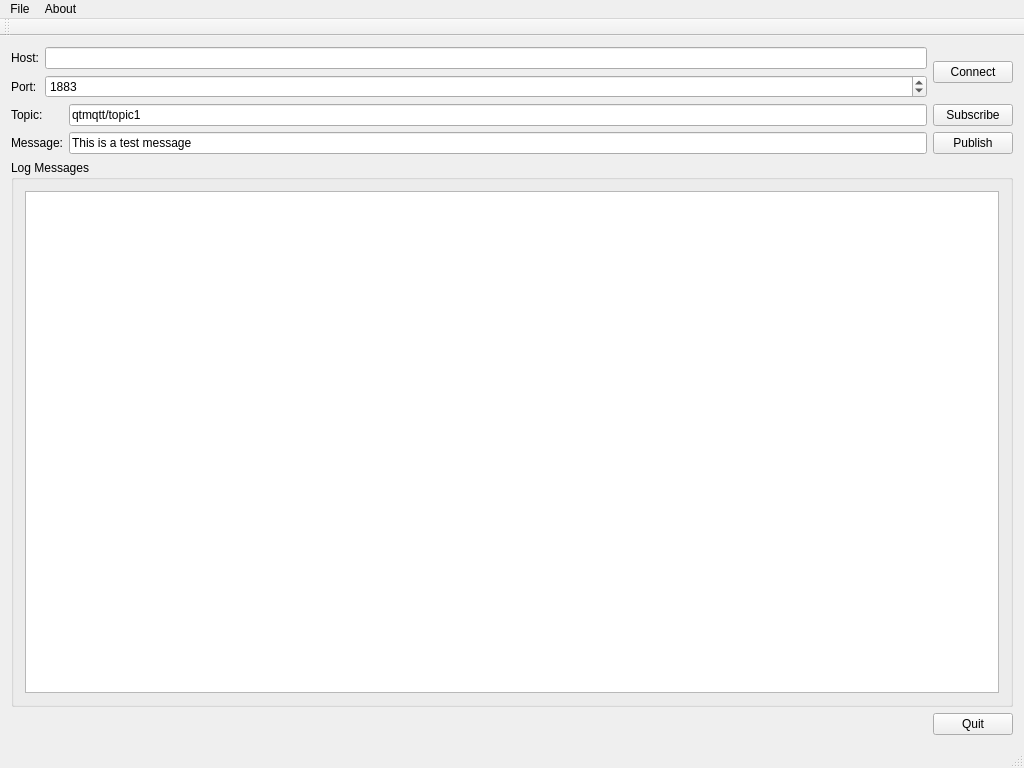
Before: the Qt Designer form ui/mainwindow.ui in Phillweston/zmqtesttool, drawn with Qt 5.
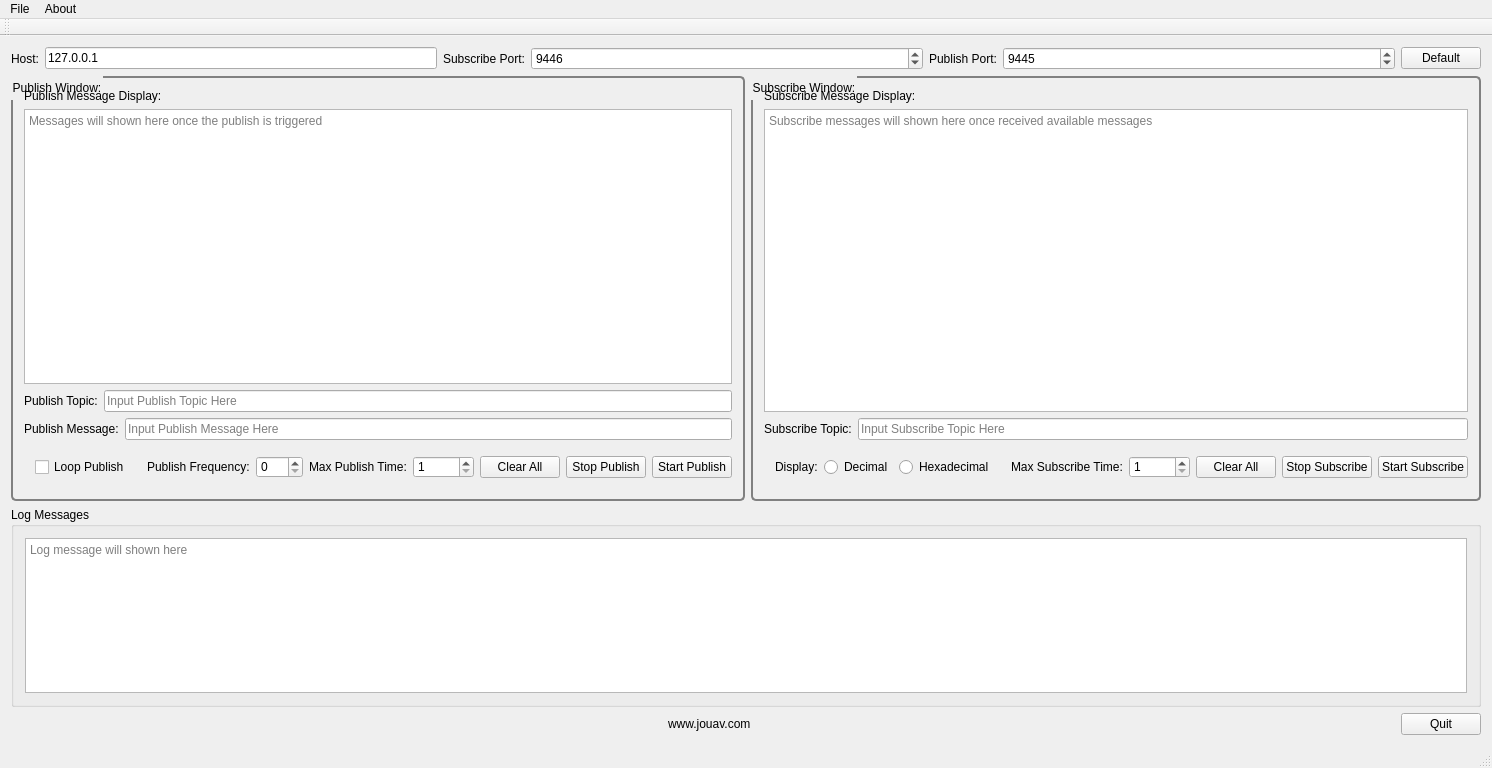
After: the same form once the commit is applied. Icons and pictures are not drawn.

What changed in the file:
```diff
--- a/ui/mainwindow.ui
+++ b/ui/mainwindow.ui
@@ -14,39 +14,71 @@
    <string>MainWindow</string>
   </property>
   <widget class="QWidget" name="centralWidget">
-   <layout class="QVBoxLayout" name="verticalLayout">
+   <layout class="QVBoxLayout" name="verticalLayout_3">
     <item>
      <layout class="QHBoxLayout" name="horizontalLayout">
       <item>
-       <layout class="QFormLayout" name="formLayout">
-        <item row="0" column="0">
-         <widget class="QLabel" name="label">
+       <layout class="QHBoxLayout" name="horizontalLayout_4">
+        <item>
+         <widget class="QLabel" name="labelHost">
           <property name="text">
            <string>Host:</string>
           </property>
          </widget>
         </item>
-        <item row="0" column="1">
+        <item>
          <widget class="QLineEdit" name="lineEditHost">
           <property name="text">
-           <string/>
+           <string>127.0.0.1</string>
           </property>
+          <property name="placeholderText">
+           <string>Input Host IP Address Here</string>
+          </property>
          </widget>
         </item>
-        <item row="2" column="0">
-         <widget class="QLabel" name="label_2">
+        <item>
+         <widget class="QLabel" name="labelSubscribePort">
           <property name="text">
-           <string>Port:</string>
+           <string>Subscribe Port:</string>
           </property>
          </widget>
         </item>
-        <item row="2" column="1">
-         <widget class="QSpinBox" name="spinBoxPort">
+        <item>
+         <widget class="QSpinBox" name="spinBoxPortSubscribe">
+          <property name="sizePolicy">
+           <sizepolicy hsizetype="Expanding" vsizetype="Fixed">
+            <horstretch>0</horstretch>
+            <verstretch>0</verstretch>
+           </sizepolicy>
+          </property>
           <property name="maximum">
-           <number>99999</number>
+           <number>65535</number>
           </property>
           <property name="value">
-           <number>1883</number>
+           <number>9446</number>
+          </property>
+         </widget>
+        </item>
+        <item>
+         <widget class="QLabel" name="labelPublishPort">
+          <property name="text">
+           <string>Publish Port:</string>
+          </property>
+         </widget>
+        </item>
+        <item>
+         <widget class="QSpinBox" name="spinBoxPortPublish">
+          <property name="sizePolicy">
+           <sizepolicy hsizetype="Expanding" vsizetype="Fixed">
+            <horstretch>0</horstretch>
+            <verstretch>0</verstretch>
+           </sizepolicy>
+          </property>
+          <property name="maximum">
+           <number>65535</number>
+          </property>
+          <property name="value">
+           <number>9445</number>
           </property>
          </widget>
         </item>
@@ -55,7 +87,7 @@
       <item>
        <widget class="QPushButton" name="buttonConnect">
         <property name="text">
-         <string>Connect</string>
+         <string>Default</string>
         </property>
         <property name="icon">
          <iconset resource="../resources/images.qrc">
@@ -66,67 +98,354 @@
      </layout>
     </item>
     <item>
-     <layout class="QGridLayout" name="gridLayout">
-      <item row="1" column="1">
-       <widget class="QLineEdit" name="lineEditMessage">
-        <property name="text">
-         <string>This is a test message</string>
+     <layout class="QHBoxLayout" name="horizontalLayout_9">
+      <item>
+       <widget class="QGroupBox" name="groupBox_2">
+        <property name="styleSheet">
+         <string notr="true">QGroupBox {
+    background-color: qlineargradient(
+        x1: 0, y1: 0,
+        x2: 0, y2: 1,
+        stop: 0 #E0E0E0,
+        stop: 1 #FFFFFF
+    );
+
+    border: 2px solid gray;
+    border-radius: 5px;
+    margin-top: 5ex;
+}
+
+QGroupBox::title {
+    subcontrol-origin: margin;
+    padding: 5px 0px;
+}</string>
         </property>
-       </widget>
-      </item>
-      <item row="1" column="0">
-       <widget class="QLabel" name="label_4">
-        <property name="text">
-         <string>Message:</string>
+        <property name="title">
+         <string>Publish Window:</string>
         </property>
+        <layout class="QVBoxLayout" name="verticalLayout">
+         <item>
+          <widget class="QLabel" name="label_6">
+           <property name="text">
+            <string>Publish Message Display:</string>
+           </property>
+          </widget>
+         </item>
+         <item>
+          <widget class="QTextEdit" name="textViewPublish">
+           <property name="placeholderText">
+            <string>Messages will shown here once the publish is triggered</string>
+           </property>
+          </widget>
+         </item>
+         <item>
+          <layout class="QHBoxLayout" name="horizontalLayout_6">
+           <item>
+            <widget class="QLabel" name="labelPublishTopic">
+             <property name="text">
+              <string>Publish Topic:</string>
+             </property>
+            </widget>
+           </item>
+           <item>
+            <widget class="QLineEdit" name="lineEditPublishTopic">
+             <property name="minimumSize">
+              <size>
+               <width>0</width>
+               <height>0</height>
+              </size>
+             </property>
+             <property name="text">
+              <string/>
+             </property>
+             <property name="placeholderText">
+              <string>Input Publish Topic Here</string>
+             </property>
+            </widget>
+           </item>
+          </layout>
+         </item>
+         <item>
+          <layout class="QHBoxLayout" name="horizontalLayout_12">
+           <item>
+            <widget class="QLabel" name="labelPublishMessage">
+             <property name="text">
+              <string>Publish Message:</string>
+             </property>
+            </widget>
+           </item>
+           <item>
+            <widget class="QLineEdit" name="lineEditPublishMessage">
+             <property name="minimumSize">
+              <size>
+               <width>0</width>
+               <height>0</height>
+              </size>
+             </property>
+             <property name="text">
+              <string/>
+             </property>
+             <property name="placeholderText">
+              <string>Input Publish Message Here</string>
+             </property>
+            </widget>
+           </item>
+          </layout>
+         </item>
+         <item>
+          <layout class="QHBoxLayout" name="horizontalLayout_7">
+           <item>
+            <widget class="QWidget" name="widget" native="true">
+             <layout class="QHBoxLayout" name="horizontalLayout_10">
+              <item>
+               <widget class="QCheckBox" name="checkBoxLoop">
+                <property name="text">
+                 <string>Loop Publish</string>
+                </property>
+               </widget>
+              </item>
+             </layout>
+            </widget>
+           </item>
+           <item>
+            <widget class="QLabel" name="labelPublishFrequency">
+             <property name="text">
+              <string>Publish Frequency:</string>
+             </property>
+            </widget>
+           </item>
+           <item>
+            <widget class="QSpinBox" name="spinBoxFrequency">
+             <property name="maximum">
+              <number>200</number>
+             </property>
+            </widget>
+           </item>
+           <item>
+            <widget class="QLabel" name="labelMaxPublishTime">
+             <property name="text">
+              <string>Max Publish Time:</string>
+             </property>
+            </widget>
+           </item>
+           <item>
+            <widget class="QSpinBox" name="spinBoxMaxPublishTime">
+             <property name="minimum">
+              <number>1</number>
+             </property>
+             <property name="maximum">
+              <number>65535</number>
+             </property>
+            </widget>
+           </item>
+           <item>
+            <widget class="QPushButton" name="buttonPublishClearAll">
+             <property name="text">
+              <string>Clear All</string>
+             </property>
+             <property name="icon">
+              <iconset resource="../resources/images.qrc">
+               <normaloff>:/images/edit-clear.png</normaloff>:/images/edit-clear.png</iconset>
+             </property>
+            </widget>
+           </item>
+           <item>
+            <widget class="QPushButton" name="buttonPublishStop">
+             <property name="text">
+              <string>Stop Publish</string>
+             </property>
+             <property name="icon">
+              <iconset resource="../resources/images.qrc">
+               <normaloff>:/images/stop.png</normaloff>:/images/stop.png</iconset>
+             </property>
+            </widget>
+           </item>
+           <item>
+            <widget class="QPushButton" name="buttonPublishStart">
+             <property name="text">
+              <string>Start Publish</string>
+             </property>
+             <property name="icon">
+              <iconset resource="../resources/images.qrc">
+               <normaloff>:/images/open.png</normaloff>:/images/open.png</iconset>
+             </property>
+            </widget>
+           </item>
+          </layout>
+         </item>
+        </layout>
        </widget>
       </item>
-      <item row="0" column="2">
-       <widget class="QPushButton" name="buttonSubscribe">
-        <property name="text">
-         <string>Subscribe</string>
+      <item>
+       <widget class="QGroupBox" name="groupBox_3">
+        <property name="styleSheet">
+         <string notr="true">QGroupBox {
+    background-color: qlineargradient(
+        x1: 0, y1: 0,
+        x2: 0, y2: 1,
+        stop: 0 #E0E0E0,
+        stop: 1 #FFFFFF
+    );
+
+    border: 2px solid gray;
+    border-radius: 5px;
+    margin-top: 5ex;
+}
+
+QGroupBox::title {
+    subcontrol-origin: margin;
+    padding: 5px 0px;
+}</string>
         </property>
-        <property name="icon">
-         <iconset resource="../resources/images.qrc">
-          <normaloff>:/images/loadfile.png</normaloff>:/images/loadfile.png</iconset>
+        <property name="title">
+         <string>Subscribe Window:</string>
         </property>
-       </widget>
-      </item>
-      <item row="1" column="2">
-       <widget class="QPushButton" name="buttonPublish">
-        <property name="text">
-         <string>Publish</string>
-        </property>
-        <property name="icon">
-         <iconset resource="../resources/images.qrc">
-          <normaloff>:/images/write2file.png</normaloff>:/images/write2file.png</iconset>
-        </property>
-       </widget>
-      </item>
-      <item row="0" column="1">
-       <widget class="QLineEdit" name="lineEditTopic">
-        <property name="text">
-         <string>qtmqtt/topic1</string>
-        </property>
-       </widget>
-      </item>
-      <item row="0" column="0">
-       <widget class="QLabel" name="label_3">
-        <property name="text">
-         <string>Topic:</string>
-        </property>
+        <layout class="QVBoxLayout" name="verticalLayout_2">
+         <item>
+          <widget class="QLabel" name="label_7">
+           <property name="text">
+            <string>Subscribe Message Display:</string>
+           </property>
+          </widget>
+         </item>
+         <item>
+          <widget class="QTextEdit" name="textViewSubscribe">
+           <property name="placeholderText">
+            <string>Subscribe messages will shown here once received available messages</string>
+           </property>
+          </widget>
+         </item>
+         <item>
+          <layout class="QHBoxLayout" name="horizontalLayout_5">
+           <item>
+            <widget class="QLabel" name="labelSubscribeTopic">
+             <property name="text">
+              <string>Subscribe Topic:</string>
+             </property>
+            </widget>
+           </item>
+           <item>
+            <widget class="QLineEdit" name="lineEditSubscribeTopic">
+             <property name="minimumSize">
+              <size>
+               <width>0</width>
+               <height>0</height>
+              </size>
+             </property>
+             <property name="text">
+              <string/>
+             </property>
+             <property name="placeholderText">
+              <string>Input Subscribe Topic Here</string>
+             </property>
+            </widget>
+           </item>
+          </layout>
+         </item>
+         <item>
+          <layout class="QHBoxLayout" name="horizontalLayout_8">
+           <item>
+            <widget class="QWidget" name="widget_2" native="true">
+             <layout class="QHBoxLayout" name="horizontalLayout_11">
+              <item>
+               <widget class="QLabel" name="labelDisplaySubscribe">
+                <property name="text">
+                 <string>Display:</string>
+                </property>
+               </widget>
+              </item>
+              <item>
+               <widget class="QRadioButton" name="decSubscribe">
+                <property name="text">
+                 <string>Decimal</string>
+                </property>
+               </widget>
+              </item>
+              <item>
+               <widget class="QRadioButton" name="hexSubscribe">
+                <property name="text">
+                 <string>Hexadecimal</string>
+                </property>
+               </widget>
+              </item>
+             </layout>
+            </widget>
+           </item>
+           <item>
+            <widget class="QLabel" name="labelMaxSubscribeTime">
+             <property name="text">
+              <string>Max Subscribe Time:</string>
+             </property>
+            </widget>
+           </item>
+           <item>
+            <widget class="QSpinBox" name="spinBoxMaxSubscribeTime">
+             <property name="minimum">
+              <number>1</number>
+             </property>
+             <property name="maximum">
+              <number>65535</number>
+             </property>
+            </widget>
+           </item>
+           <item>
+            <widget class="QPushButton" name="buttonSubscribeClearAll">
+             <property name="text">
+              <string>Clear All</string>
+             </property>
+             <property name="icon">
+              <iconset resource="../resources/images.qrc">
+               <normaloff>:/images/edit-clear.png</normaloff>:/images/edit-clear.png</iconset>
+             </property>
+            </widget>
+           </item>
+           <item>
+            <widget class="QPushButton" name="buttonSubscribeStop">
+             <property name="text">
+              <string>Stop Subscribe</string>
+             </property>
+             <property name="icon">
+              <iconset resource="../resources/images.qrc">
+               <normaloff>:/images/stop.png</normaloff>:/images/stop.png</iconset>
+             </property>
+            </widget>
+           </item>
+           <item>
+            <widget class="QPushButton" name="buttonSubscribeStart">
+             <property name="text">
+              <string>Start Subscribe</string>
+             </property>
+             <property name="icon">
+              <iconset resource="../resources/images.qrc">
+               <normaloff>:/images/open.png</normaloff>:/images/open.png</iconset>
+             </property>
+            </widget>
+           </item>
+          </layout>
+         </item>
+        </layout>
        </widget>
       </item>
      </layout>
     </item>
     <item>
      <widget class="QGroupBox" name="groupBox">
+      <property name="maximumSize">
+       <size>
+        <width>16777215</width>
+        <height>200</height>
+       </size>
+      </property>
       <property name="title">
        <string>Log Messages</string>
       </property>
       <layout class="QHBoxLayout" name="horizontalLayout_2">
        <item>
-        <widget class="QPlainTextEdit" name="editLog"/>
+        <widget class="QTextEdit" name="logMessage">
+         <property name="placeholderText">
+          <string>Log message will shown here</string>
+         </property>
+        </widget>
        </item>
       </layout>
      </widget>
@@ -146,6 +465,45 @@
         </property>
        </spacer>
       </item>
+      <item>
+       <widget class="QLabel" name="iconLable">
+        <property name="maximumSize">
+         <size>
+          <width>130</width>
+          <height>40</height>
+         </size>
+        </property>
+        <property name="text">
+         <string/>
+        </property>
+        <property name="pixmap">
+         <pixmap resource="../resources/images.qrc">:/images/logo-toggle.svg</pixmap>
+        </property>
+        <property name="scaledContents">
+         <bool>true</bool>
+        </property>
+       </widget>
+      </item>
+      <item>
+       <widget class="QLabel" name="jouav">
+        <property name="text">
+         <string>www.jouav.com</string>
+        </property>
+       </widget>
+      </item>
+      <item>
+       <spacer name="horizontalSpacer_2">
+        <property name="orientation">
+         <enum>Qt::Horizontal</enum>
+        </property>
+        <property name="sizeHint" stdset="0">
+         <size>
+          <width>40</width>
+          <height>20</height>
+         </size>
+        </property>
+       </spacer>
+      </item>
       <item>
        <widget class="QPushButton" name="buttonQuit">
         <property name="text">
```
Left out of the diff: 10 changed lines with no effect on the pictures.
